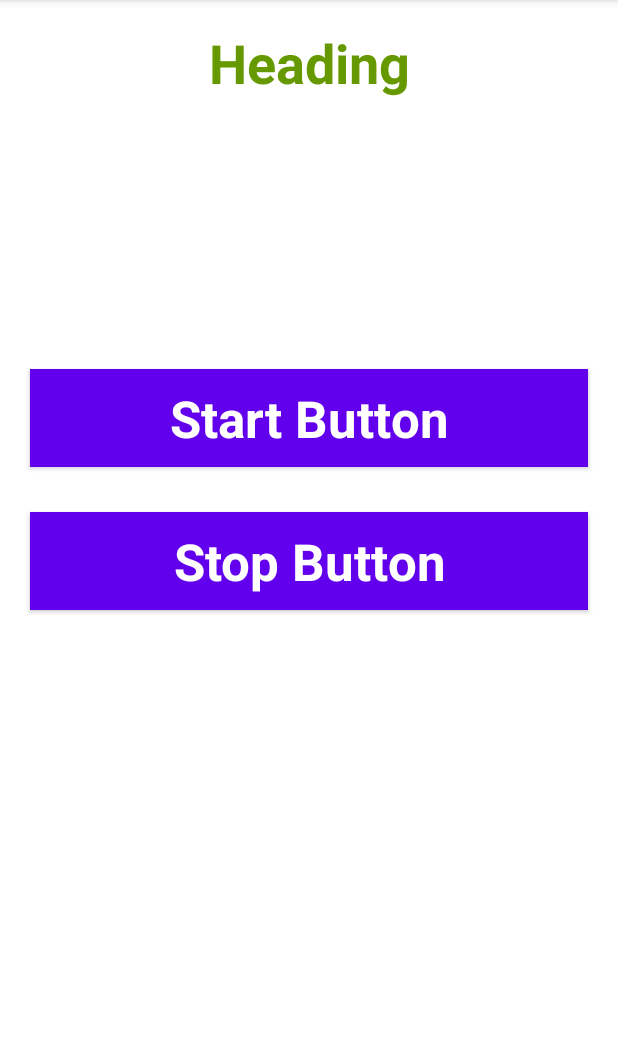
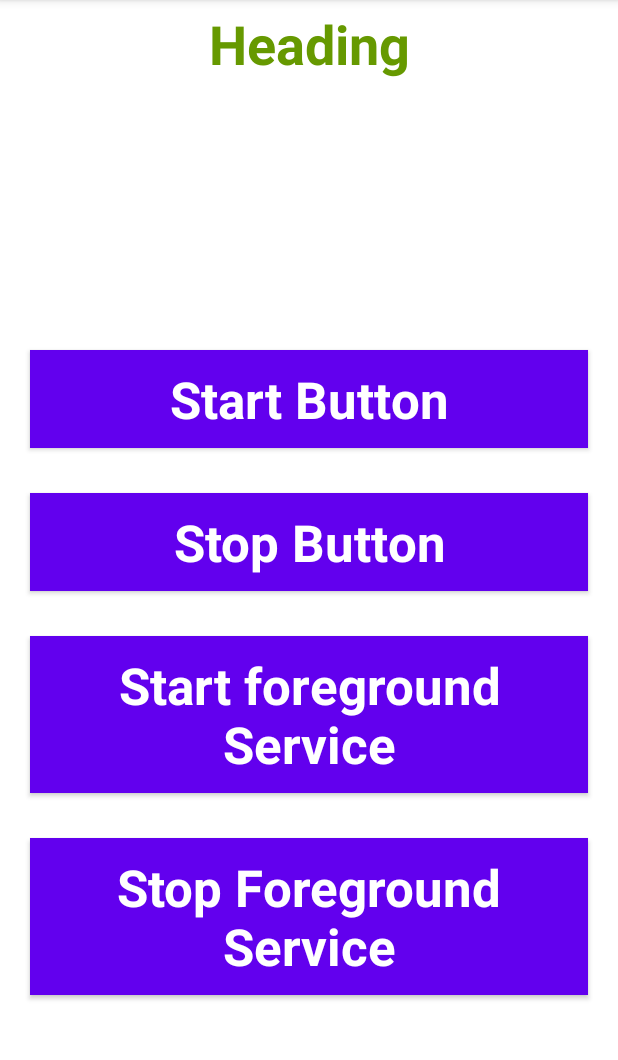
Before and after one commit to SarfarazAliToori/Media-Player-in-Kotlin, an Android app: the screen it shows after launch (MainActivity), on a phone screen of 412 x 824 dp, the part 84-1144 px from its top. Run offline under Robolectric (Android 15) with nearby library versions, the phone set to English and light mode, and no system bars.

Commit message:
almost completed...

```diff
--- a/app/src/main/AndroidManifest.xml
+++ b/app/src/main/AndroidManifest.xml
@@ -2,6 +2,8 @@
 <manifest xmlns:android="http://schemas.android.com/apk/res/android"
     xmlns:tools="http://schemas.android.com/tools"
     package="com.wordpress.safbk.services">
+
+    <uses-permission android:name="android.permission.FOREGROUND_SERVICE"/>
 
     <application
         android:allowBackup="true"
@@ -24,6 +26,7 @@
         </activity>
 
         <service android:name=".NewService"/>
+        <service android:name=".ForegroundService"/>
 
     </application>
 
--- a/app/src/main/java/com/wordpress/safbk/services/MainActivity.kt
+++ b/app/src/main/java/com/wordpress/safbk/services/MainActivity.kt
@@ -5,11 +5,14 @@ import androidx.appcompat.app.AppCompatActivity
 import android.os.Bundle
 import android.view.View
 import android.widget.Button
+import androidx.core.content.ContextCompat
 
 class MainActivity : AppCompatActivity(), View.OnClickListener {
 
     lateinit var startButton: Button
     lateinit var stopButton: Button
+    lateinit var myForegroundService: Button
+    lateinit var myStopForegroundService: Button
 
     override fun onCreate(savedInstanceState: Bundle?) {
         super.onCreate(savedInstanceState)
@@ -21,9 +24,13 @@ class MainActivity : AppCompatActivity(), View.OnClickListener {
     private fun myInit() {
         startButton = findViewById(R.id.startButton)
         stopButton = findViewById(R.id.stopButton)
+        myForegroundService = findViewById(R.id.start_foreground_service)
+        myStopForegroundService = findViewById(R.id.stop_foreground_service)
 
         startButton.setOnClickListener(this)
         stopButton.setOnClickListener(this)
+        myForegroundService.setOnClickListener(this)
+        myStopForegroundService.setOnClickListener(this)
     }
 
     override fun onClick(p0: View?) {
@@ -32,6 +39,12 @@ class MainActivity : AppCompatActivity(), View.OnClickListener {
             startService(Intent(this, NewService::class.java))
         else if (p0 == stopButton)
             stopService(Intent(this, NewService::class.java))
+
+        if (p0 == myForegroundService){
+            ContextCompat.startForegroundService(this, Intent(this, ForegroundService::class.java))
+        } else if (p0 == myStopForegroundService) {
+            stopService(Intent(this, ForegroundService::class.java))
+        }
     }
 
 }
--- a/app/src/main/res/layout/activity_main.xml
+++ b/app/src/main/res/layout/activity_main.xml
@@ -71,6 +71,36 @@
             android:textColor="#FFFFFF"
             android:textStyle="bold" />
 
+        <Button
+            android:id="@+id/start_foreground_service"
+            android:layout_width="match_parent"
+            android:layout_height="match_parent"
+            android:layout_marginStart="20dp"
+            android:layout_marginTop="10dp"
+            android:layout_marginEnd="20dp"
+            android:layout_marginBottom="20dp"
+            android:background="#4CAF50"
+            android:text="@string/start_foreground_service"
+            android:textAlignment="center"
+            android:textAppearance="@style/TextAppearance.AppCompat.Display1"
+            android:textColor="#FFFFFF"
+            android:textStyle="bold" />
+
+        <Button
+            android:id="@+id/stop_foreground_service"
+            android:layout_width="match_parent"
+            android:layout_height="match_parent"
+            android:layout_marginStart="20dp"
+            android:layout_marginTop="10dp"
+            android:layout_marginEnd="20dp"
+            android:layout_marginBottom="20dp"
+            android:background="#4CAF50"
+            android:text="@string/stop_foreground_service"
+            android:textAlignment="center"
+            android:textAppearance="@style/TextAppearance.AppCompat.Display1"
+            android:textColor="#FFFFFF"
+            android:textStyle="bold" />
+
 
     </LinearLayout>
 
--- a/app/src/main/res/values/strings.xml
+++ b/app/src/main/res/values/strings.xml
@@ -3,4 +3,6 @@
     <string name="stopButtonText">Stop Button</string>
     <string name="startButtonText">Start Button</string>
     <string name="heading">Heading</string>
+    <string name="start_foreground_service">Start foreground Service</string>
+    <string name="stop_foreground_service">Stop Foreground Service</string>
 </resources>
```
Also changed, not shown: app/src/main/java/com/wordpress/safbk/services/ForegroundService.kt (added, +48 -0 lines).
